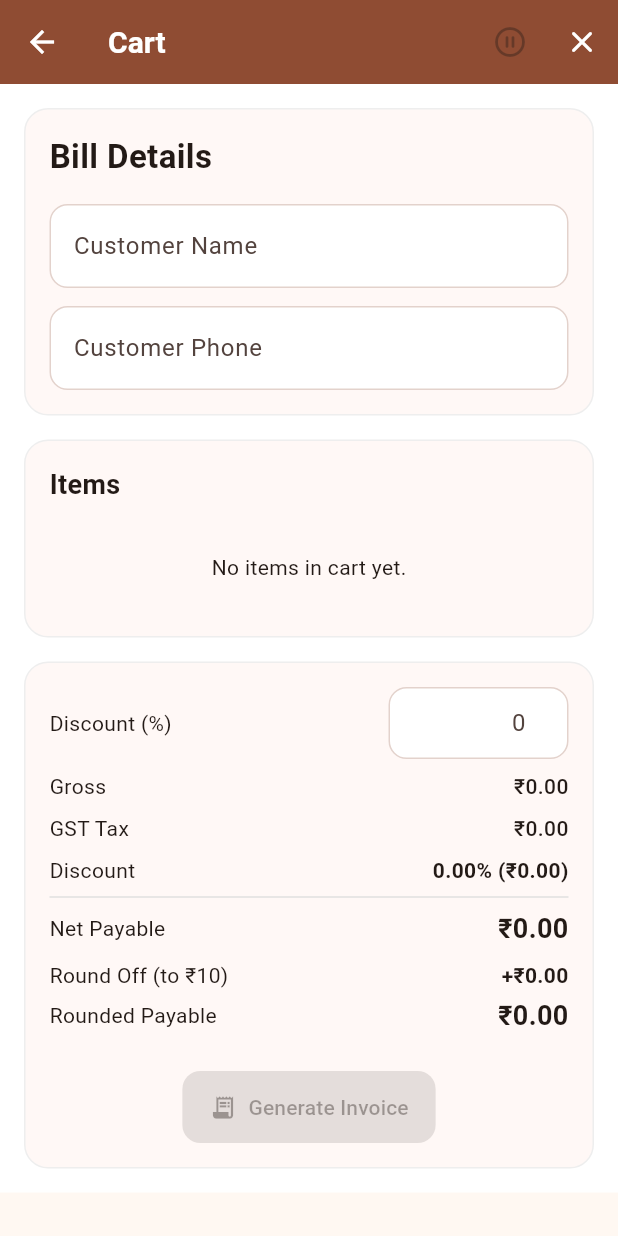
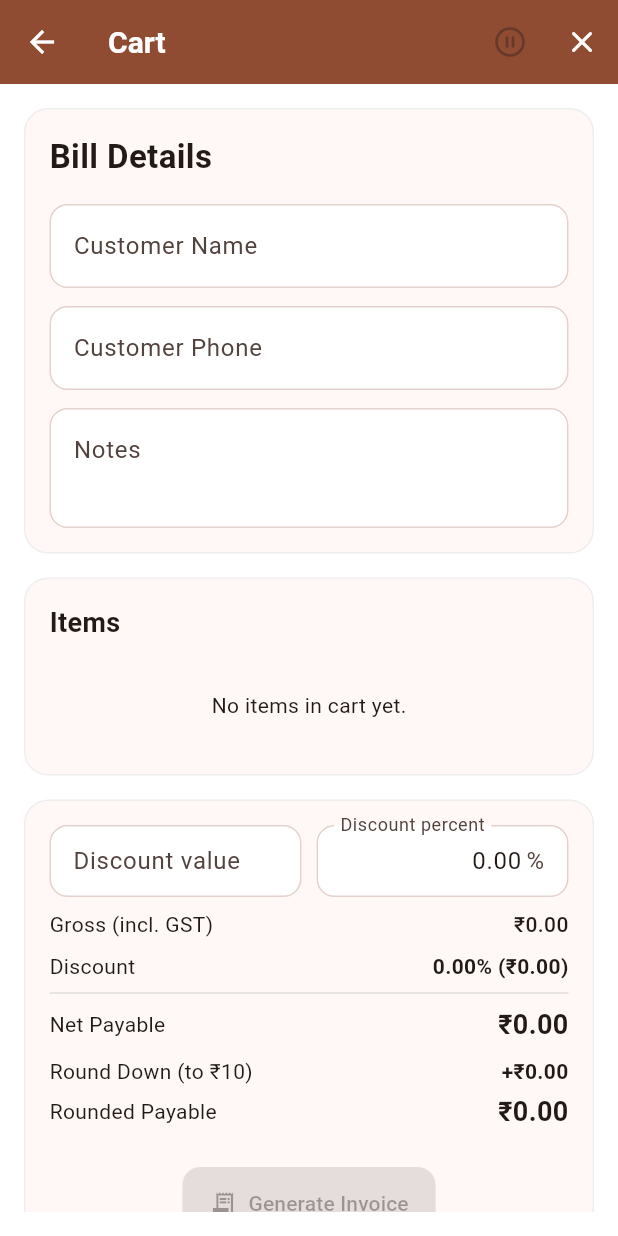
Before and after one commit to Ravikishore3679/crackers_billing, a Flutter app: the AppShell screen opened directly, after a tap on an icon or button, on a phone screen of 412 x 824 dp. Run offline on Flutter 3.47's test engine with Material 3 defaults, Android fonts, the light colour scheme and no system bars; our stand-ins replace cloud_firestore, file_picker, firebase_auth, firebase_core, google_sign_in, pdf and 3 more; missing offline and left inert: excel, google_sign_in_web; accounts and stored records are empty.

Commit message:
Notes/roundoff/Gstremoval/Payment marked by

```diff
--- a/lib/models/invoice.dart
+++ b/lib/models/invoice.dart
@@ -7,12 +7,14 @@ class Invoice {
     required this.customerPhone,
     required this.date,
     required List<InvoiceLineItem> lineItems,
+    this.notes = '',
     this.discountAmount = 0.0,
     this.cashPaid = 0.0,
     this.upiPaid = 0.0,
     this.cardPaid = 0.0,
     this.paidAt,
     this.createdBy = '',
+    this.paymentMarkedBy = '',
   }) : lineItems = List<InvoiceLineItem>.from(lineItems),
        grossTotal = 0.0,
        netTotal = 0.0 {
@@ -22,6 +24,7 @@ class Invoice {
   final String id;
   final String customerName;
   final String customerPhone;
+  final String notes;
   final DateTime date;
   final List<InvoiceLineItem> lineItems;
   double discountAmount;
@@ -32,8 +35,9 @@ class Invoice {
   double cardPaid;
   DateTime? paidAt;
   final String createdBy;
+  String paymentMarkedBy;
 
-  double get roundedNetTotal => (netTotal / 10).round() * 10.0;
+  double get roundedNetTotal => (netTotal / 10).floor() * 10.0;
   double get amountPaid => cashPaid + upiPaid + cardPaid;
   double get balanceDue =>
       (roundedNetTotal - amountPaid).clamp(0.0, double.infinity);
@@ -74,6 +78,7 @@ class Invoice {
       'Customer: $customer',
       'Phone: ${customerPhone.isEmpty ? 'Not provided' : customerPhone}',
       'Date: $formattedDateTime',
+      if (notes.trim().isNotEmpty) 'Notes: ${notes.trim()}',
       if (createdBy.isNotEmpty) 'Billed by: $createdBy',
       '---',
       ...lineItems.map(
@@ -81,11 +86,11 @@ class Invoice {
             '${item.crackerItem.nameWithSubCategory} x ${item.quantity} = ₹${item.subtotal.toStringAsFixed(2)}',
       ),
       '---',
-      'Gross Total: ₹${grossTotal.toStringAsFixed(2)}',
-      'GST: ₹${taxTotal.toStringAsFixed(2)}',
+      'Gross Total (incl. GST): ₹${grossTotal.toStringAsFixed(2)}',
       'Discount: ₹${discountAmount.toStringAsFixed(2)}',
       'Net Payable: ₹${netTotal.toStringAsFixed(2)}',
       'Payment: $paymentStatusLabel${paymentRecorded && paymentBreakdown.isNotEmpty ? ' ($paymentBreakdown)' : ''}',
+      if (paymentMarkedBy.isNotEmpty) 'Payment marked by: $paymentMarkedBy',
     ];
 
     return lines.join('\n');
@@ -95,7 +100,7 @@ class Invoice {
     grossTotal = lineItems.fold(0.0, (total, item) => total + item.subtotal);
 
     final safeDiscount = discountAmount.clamp(0.0, grossTotal);
-    netTotal = grossTotal + taxTotal - safeDiscount;
+    netTotal = grossTotal - safeDiscount;
     if (netTotal < 0) {
       netTotal = 0.0;
     }
@@ -105,6 +110,7 @@ class Invoice {
     String? id,
     String? customerName,
     String? customerPhone,
+    String? notes,
     DateTime? date,
     List<InvoiceLineItem>? lineItems,
     double? discountAmount,
@@ -113,11 +119,13 @@ class Invoice {
     double? cardPaid,
     DateTime? paidAt,
     String? createdBy,
+    String? paymentMarkedBy,
   }) {
     final updatedInvoice = Invoice(
       id: id ?? this.id,
       customerName: customerName ?? this.customerName,
       customerPhone: customerPhone ?? this.customerPhone,
+      notes: notes ?? this.notes,
       date: date ?? this.date,
       lineItems: lineItems ?? this.lineItems,
       discountAmount: discountAmount ?? this.discountAmount,
@@ -126,6 +134,7 @@ class Invoice {
       cardPaid: cardPaid ?? this.cardPaid,
       paidAt: paidAt ?? this.paidAt,
       createdBy: createdBy ?? this.createdBy,
+      paymentMarkedBy: paymentMarkedBy ?? this.paymentMarkedBy,
     );
     updatedInvoice.recalculateTotals();
     return updatedInvoice;
--- a/lib/models/invoice_line_item.dart
+++ b/lib/models/invoice_line_item.dart
@@ -14,7 +14,8 @@ class InvoiceLineItem {
 
   void recalculateTotals() {
     subtotal = crackerItem.unitPrice * quantity;
-    taxAmount = subtotal * crackerItem.taxRate;
+    final taxRate = crackerItem.taxRate;
+    taxAmount = taxRate == 0 ? 0 : subtotal * taxRate / (1 + taxRate);
   }
 
   InvoiceLineItem copyWith({CrackerItem? crackerItem, int? quantity}) {
--- a/lib/services/firestore_service.dart
+++ b/lib/services/firestore_service.dart
@@ -640,6 +640,7 @@ class FirestoreService {
       'id': invoice.id,
       'customerName': invoice.customerName,
       'customerPhone': invoice.customerPhone,
+      'notes': invoice.notes,
       'date': Timestamp.fromDate(invoice.date),
       'discountAmount': invoice.discountAmount,
       'grossTotal': invoice.grossTotal,
@@ -669,6 +670,7 @@ class FirestoreService {
       'paidAt': invoice.paidAt == null
           ? null
           : Timestamp.fromDate(invoice.paidAt!),
+      'paymentMarkedBy': invoice.paymentMarkedBy,
     }, SetOptions(merge: true));
   }
 
@@ -696,6 +698,7 @@ class FirestoreService {
           id: data['id'] as String? ?? doc.id,
           customerName: data['customerName'] as String? ?? '',
           customerPhone: data['customerPhone'] as String? ?? '',
+          notes: data['notes'] as String? ?? '',
           date: (data['date'] as Timestamp).toDate(),
           lineItems: lineItems,
           discountAmount: (data['discountAmount'] as num?)?.toDouble() ?? 0.0,
@@ -704,6 +707,7 @@ class FirestoreService {
           cardPaid: (data['cardPaid'] as num?)?.toDouble() ?? 0.0,
           paidAt: (data['paidAt'] as Timestamp?)?.toDate(),
           createdBy: data['createdByName'] as String? ?? '',
+          paymentMarkedBy: data['paymentMarkedBy'] as String? ?? '',
         );
         invoice.recalculateTotals();
         return invoice;
@@ -738,6 +742,7 @@ class FirestoreService {
         id: data['id'] as String? ?? doc.id,
         customerName: data['customerName'] as String? ?? '',
         customerPhone: data['customerPhone'] as String? ?? '',
+        notes: data['notes'] as String? ?? '',
         date: (data['date'] as Timestamp).toDate(),
         lineItems: lineItems,
         discountAmount: (data['discountAmount'] as num?)?.toDouble() ?? 0.0,
@@ -746,6 +751,7 @@ class FirestoreService {
         cardPaid: (data['cardPaid'] as num?)?.toDouble() ?? 0.0,
         paidAt: (data['paidAt'] as Timestamp?)?.toDate(),
         createdBy: data['createdByName'] as String? ?? '',
+        paymentMarkedBy: data['paymentMarkedBy'] as String? ?? '',
       );
       invoice.recalculateTotals();
       return invoice;
--- a/lib/view_models/sales_view_model.dart
+++ b/lib/view_models/sales_view_model.dart
@@ -16,7 +16,9 @@ class HeldCartDraft {
     required this.lineItems,
     required this.customerName,
     required this.customerPhone,
+    required this.notes,
     required this.discountPercent,
+    required this.discountValue,
     required this.createdAt,
   });
 
@@ -24,7 +26,9 @@ class HeldCartDraft {
   final List<InvoiceLineItem> lineItems;
   final String customerName;
   final String customerPhone;
+  final String notes;
   final double discountPercent;
+  final double discountValue;
   final DateTime createdAt;
 
   int get totalQuantity =>
@@ -73,12 +77,15 @@ class SalesViewModel extends ChangeNotifier {
   Invoice? _lastGeneratedInvoice;
   String? _errorMessage;
   double _discountPercent = 0.0;
+  double _discountValue = 0.0;
   double totalExpenditure = 0.0;
   int _guestCustomerSequence = 1;
 
   final TextEditingController customerNameController = TextEditingController();
   final TextEditingController customerPhoneController = TextEditingController();
+  final TextEditingController notesController = TextEditingController();
   final TextEditingController discountController = TextEditingController();
+  final TextEditingController discountValueController = TextEditingController();
 
   List<CrackerItem> get catalog => List.unmodifiable(_catalog);
   List<InvoiceLineItem> get cart => List.unmodifiable(_cart);
@@ -87,7 +94,12 @@ class SalesViewModel extends ChangeNotifier {
   Invoice? get lastGeneratedInvoice => _lastGeneratedInvoice;
   String? get errorMessage => _errorMessage;
   double get discountPercent => _discountPercent;
-  double get discountAmount => grossTotal * _discountPercent / 100.0;
+  double get discountValue => _discountValue;
+  double get discountAmount =>
+      (_discountValue > 0
+              ? _discountValue
+              : grossTotal * _discountPercent / 100.0)
+          .clamp(0.0, grossTotal);
   double get totalRevenue =>
       _invoices.fold(0.0, (total, invoice) => total + invoice.netTotal);
   int get totalUnitsSold => _invoices.fold(
@@ -108,10 +120,10 @@ class SalesViewModel extends ChangeNotifier {
 
   double get netTotal {
     final safeDiscount = discountAmount.clamp(0.0, grossTotal);
-    return grossTotal + taxTotal - safeDiscount;
+    return grossTotal - safeDiscount;
   }
 
-  double get roundedNetTotal => (netTotal / 10).round() * 10.0;
+  double get roundedNetTotal => (netTotal / 10).floor() * 10.0;
 
   double get roundOffAmount => roundedNetTotal - netTotal;
 
@@ -178,7 +190,12 @@ class SalesViewModel extends ChangeNotifier {
     _invoices.clear();
     _lastGeneratedInvoice = null;
     _discountPercent = 0.0;
+    _discountValue = 0.0;
+    customerNameController.clear();
+    customerPhoneController.clear();
+    notesController.clear();
     discountController.text = '0.00';
+    discountValueController.clear();
     totalExpenditure = 0.0;
     _errorMessage = null;
   }
@@ -525,16 +542,21 @@ class SalesViewModel extends ChangeNotifier {
       lineItems: _cart.map((lineItem) => lineItem.copyWith()).toList(),
       customerName: customerName,
       customerPhone: customerPhoneController.text.trim(),
+      notes: notesController.text.trim(),
       discountPercent: _discountPercent,
+      discountValue: _discountValue,
       createdAt: DateTime.now(),
     );
 
     _heldCarts.insert(0, draft);
     _cart.clear();
     _discountPercent = 0.0;
+    _discountValue = 0.0;
     discountController.text = '0.00';
+    discountValueController.clear();
     customerNameController.clear();
     customerPhoneController.clear();
+    notesController.clear();
     _errorMessage = null;
     notifyListeners();
   }
@@ -555,8 +577,13 @@ class SalesViewModel extends ChangeNotifier {
       ..addAll(draft.lineItems.map((lineItem) => lineItem.copyWith()));
     customerNameController.text = draft.customerName;
     customerPhoneController.text = draft.customerPhone;
+    notesController.text = draft.notes;
     _discountPercent = draft.discountPercent;
+    _discountValue = draft.discountValue;
     discountController.text = draft.discountPercent.toStringAsFixed(2);
+    discountValueController.text = draft.discountValue > 0
+        ? draft.discountValue.toStringAsFixed(2)
+        : '';
     _errorMessage = null;
     notifyListeners();
   }
@@ -620,8 +647,21 @@ class SalesViewModel extends ChangeNotifier {
   }
 
   void applyDiscount(double amount) {
+    applyDiscountPercent(amount);
+  }
+
+  void applyDiscountPercent(double amount) {
     final safePercent = amount.clamp(0.0, 100.0);
     _discountPercent = safePercent;
+    _discountValue = 0.0;
+    discountValueController.clear();
+    notifyListeners();
+  }
+
+  void applyDiscountValue(double amount) {
+    _discountValue = amount.clamp(0.0, grossTotal);
+    _discountPercent = 0.0;
+    discountController.clear();
     notifyListeners();
   }
 
@@ -643,6 +683,7 @@ class SalesViewModel extends ChangeNotifier {
       customerPhone: customerPhoneController.text.trim(),
       date: DateTime.now(),
       lineItems: _cart.map((lineItem) => lineItem.copyWith()).toList(),
+      notes: notesController.text.trim(),
       discountAmount: safeDiscount,
       createdBy: FirestoreService.instance.currentUserName,
     );
@@ -665,9 +706,12 @@ class SalesViewModel extends ChangeNotifier {
     _invoices.insert(0, invoice);
     _cart.clear();
     _discountPercent = 0.0;
+    _discountValue = 0.0;
     discountController.text = '0.00';
+    discountValueController.clear();
     customerNameController.clear();
     customerPhoneController.clear();
+    notesController.clear();
     _errorMessage = null;
     notifyListeners();
 
@@ -725,7 +769,8 @@ class SalesViewModel extends ChangeNotifier {
       ..cashPaid = cash
       ..upiPaid = upi
       ..cardPaid = card
-      ..paidAt = DateTime.now();
+      ..paidAt = DateTime.now()
+      ..paymentMarkedBy = FirestoreService.instance.currentUserName;
 
     // A history reload may have replaced the list with new objects, so make
     // sure the invoice shown in reports carries the payment too.
@@ -735,7 +780,8 @@ class SalesViewModel extends ChangeNotifier {
           ..cashPaid = cash
           ..upiPaid = upi
           ..cardPaid = card
-          ..paidAt = invoice.paidAt;
+          ..paidAt = invoice.paidAt
+          ..paymentMarkedBy = invoice.paymentMarkedBy;
       }
     }
     notifyListeners();
@@ -766,7 +812,9 @@ class SalesViewModel extends ChangeNotifier {
     _cancelLiveSubscriptions();
     customerNameController.dispose();
     customerPhoneController.dispose();
+    notesController.dispose();
     discountController.dispose();
+    discountValueController.dispose();
     super.dispose();
   }
 }
--- a/lib/views/reports_screen.dart
+++ b/lib/views/reports_screen.dart
@@ -154,6 +154,8 @@ class _ReportsScreenState extends State<ReportsScreen> {
               Text(invoice.formattedDateTime),
               if (invoice.createdBy.isNotEmpty)
                 Text('Billed by ${invoice.createdBy}'),
+              if (invoice.paymentMarkedBy.isNotEmpty)
+                Text('Payment marked by ${invoice.paymentMarkedBy}'),
               const SizedBox(height: 10),
               PaymentSection(
                 key: ValueKey(invoice.id),
@@ -189,10 +191,7 @@ class _ReportsScreenState extends State<ReportsScreen> {
       return !d.isBefore(_fromDate) && !d.isAfter(_toDate);
     }).toList();
     final revenue = allInvoices.fold(0.0, (t, i) => t + i.netTotal);
-    final units = allInvoices.fold(
-      0,
-      (t, i) => t + i.lineItems.fold(0, (s, l) => s + l.quantity),
-    );
+    final totalBills = allInvoices.length;
     final expense = viewModel.expenseBetween(
       _fromDate,
       DateUtils.addDaysToDate(_toDate, 1),
@@ -279,7 +278,7 @@ class _ReportsScreenState extends State<ReportsScreen> {
                     Icons.confirmation_number_rounded,
                     size: 18,
                   ),
-                  label: Text('Units sold: $units'),
+                  label: Text('Total bills generated: $totalBills'),
                 ),
               ),
               const SizedBox(height: 14),
@@ -341,6 +340,10 @@ class _ReportsScreenState extends State<ReportsScreen> {
                                   const SizedBox(height: 6),
                                   if (invoice.createdBy.isNotEmpty)
                                     Text('Billed by ${invoice.createdBy}'),
+                                  if (invoice.paymentMarkedBy.isNotEmpty)
+                                    Text(
+                                      'Payment marked by ${invoice.paymentMarkedBy}',
+                                    ),
                                   Text(
                                     'Invoice: ${invoice.id}',
                                     style: const TextStyle(fontSize: 12),
--- a/lib/views/sales_screen.dart
+++ b/lib/views/sales_screen.dart
@@ -733,7 +733,7 @@ class _CartPanel extends StatelessWidget {
                                 ),
                                 const SizedBox(height: 4),
                                 Text(
-                                  '${draft.totalQuantity} items • ₹${draft.grossTotal.toStringAsFixed(2)} • ${draft.discountPercent.toStringAsFixed(2)}% discount',
+                                  '${draft.totalQuantity} items • ₹${draft.grossTotal.toStringAsFixed(2)} • ${draft.discountValue > 0 ? '₹${draft.discountValue.toStringAsFixed(2)}' : '${draft.discountPercent.toStringAsFixed(2)}%'} discount',
                                   style: TextStyle(color: Colors.grey.shade700),
                                 ),
                                 const SizedBox(height: 8),
@@ -796,6 +796,19 @@ class _CartPanel extends StatelessWidget {
                       decoration: const InputDecoration(
                         labelText: 'Customer Phone',
                         border: OutlineInputBorder(),
+                      ),
+                    ),
+                    const SizedBox(height: 12),
+                    TextField(
+                      controller: viewModel.notesController,
+                      minLines: 2,
+                      maxLines: 4,
+                      textCapitalization: TextCapitalization.sentences,
+                      decoration: const InputDecoration(
+                        labelText: 'Notes',
+                        hintText: 'Optional note for this bill',
+                        border: OutlineInputBorder(),
+                        alignLabelWithHint: true,
                       ),
                     ),
                   ],
@@ -1006,45 +1019,59 @@ class _CartPanel extends StatelessWidget {
                   children: [
                     Row(
                       children: [
-                        const Expanded(child: Text('Discount (%)')),
-                        SizedBox(
-                          width: 120,
-                          child: TextFormField(
-                            key: ValueKey(viewModel.cart.length),
-                            initialValue: viewModel.discountPercent == 0
-                                ? ''
-                                : viewModel.discountPercent.toString(),
+                        Expanded(
+                          child: TextField(
+                            controller: viewModel.discountValueController,
                             keyboardType: const TextInputType.numberWithOptions(
                               decimal: true,
                             ),
                             textAlign: TextAlign.right,
                             decoration: const InputDecoration(
+                              labelText: 'Discount value',
+                              isDense: true,
+                              border: OutlineInputBorder(),
+                              hintText: '0.00',
+                              prefixText: '₹ ',
+                            ),
+                            onChanged: (value) => viewModel.applyDiscountValue(
+                              double.tryParse(value) ?? 0.0,
+                            ),
+                          ),
+                        ),
+                        const SizedBox(width: 10),
+                        Expanded(
+                          child: TextField(
+                            controller: viewModel.discountController,
+                            keyboardType: const TextInputType.numberWithOptions(
+                              decimal: true,
+                            ),
+                            textAlign: TextAlign.right,
+                            decoration: const InputDecoration(
+                              labelText: 'Discount percent',
                               isDense: true,
                               border: OutlineInputBorder(),
                               hintText: '0',
                               suffixText: '%',
                             ),
-                            onChanged: (value) {
-                              final parsedValue = double.tryParse(value) ?? 0.0;
-                              viewModel.applyDiscount(parsedValue);
-                            },
-                            onFieldSubmitted: (value) {
-                              final parsedValue = double.tryParse(value) ?? 0.0;
-                              viewModel.applyDiscount(parsedValue);
-                            },
+                            onChanged: (value) =>
+                                viewModel.applyDiscountPercent(
+                                  double.tryParse(value) ?? 0.0,
+                                ),
                           ),
                         ),
                       ],
                     ),
                     const SizedBox(height: 8),
-                    _SummaryRow(label: 'Gross', value: viewModel.grossTotal),
-                    _SummaryRow(label: 'GST Tax', value: viewModel.taxTotal),
+                    _SummaryRow(
+                      label: 'Gross (incl. GST)',
+                      value: viewModel.grossTotal,
+                    ),
                     Row(
                       mainAxisAlignment: MainAxisAlignment.spaceBetween,
                       children: [
                         const Text('Discount'),
                         Text(
-                          '${viewModel.discountPercent.toStringAsFixed(2)}% (₹${viewModel.discountAmount.toStringAsFixed(2)})',
+                          '${viewModel.discountValue > 0 ? '₹${viewModel.discountValue.toStringAsFixed(2)}' : '${viewModel.discountPercent.toStringAsFixed(2)}%'} (₹${viewModel.discountAmount.toStringAsFixed(2)})',
                           style: const TextStyle(fontWeight: FontWeight.w600),
                         ),
                       ],
@@ -1058,7 +1085,7 @@ class _CartPanel extends StatelessWidget {
                     Row(
                       mainAxisAlignment: MainAxisAlignment.spaceBetween,
                       children: [
-                        const Text('Round Off (to ₹10)'),
+                        const Text('Round Down (to ₹10)'),
                         Text(
                           '${viewModel.roundOffAmount >= 0 ? '+' : '-'}₹${viewModel.roundOffAmount.abs().toStringAsFixed(2)}',
                           style: const TextStyle(fontWeight: FontWeight.w600),
```
Also changed, not shown: lib/services/invoice_pdf.dart (+34 -3 lines), lib/views/invoice_entry_screen.dart (+1 -8 lines), lib/views/invoice_receipt_card.dart (+17 -3 lines), 2 other files.
